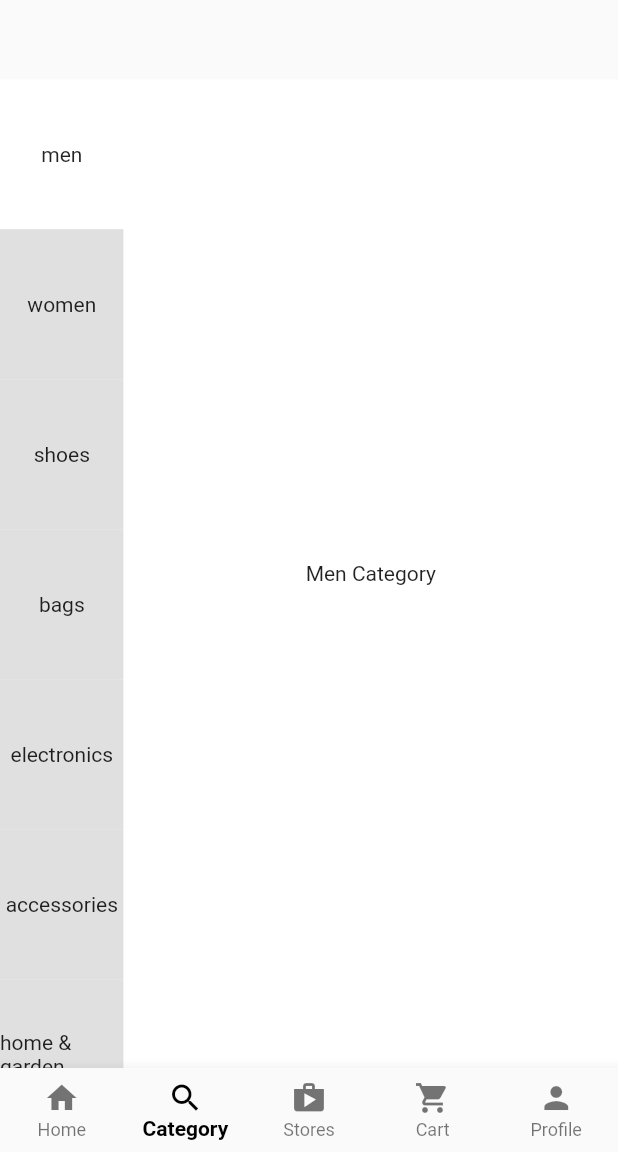
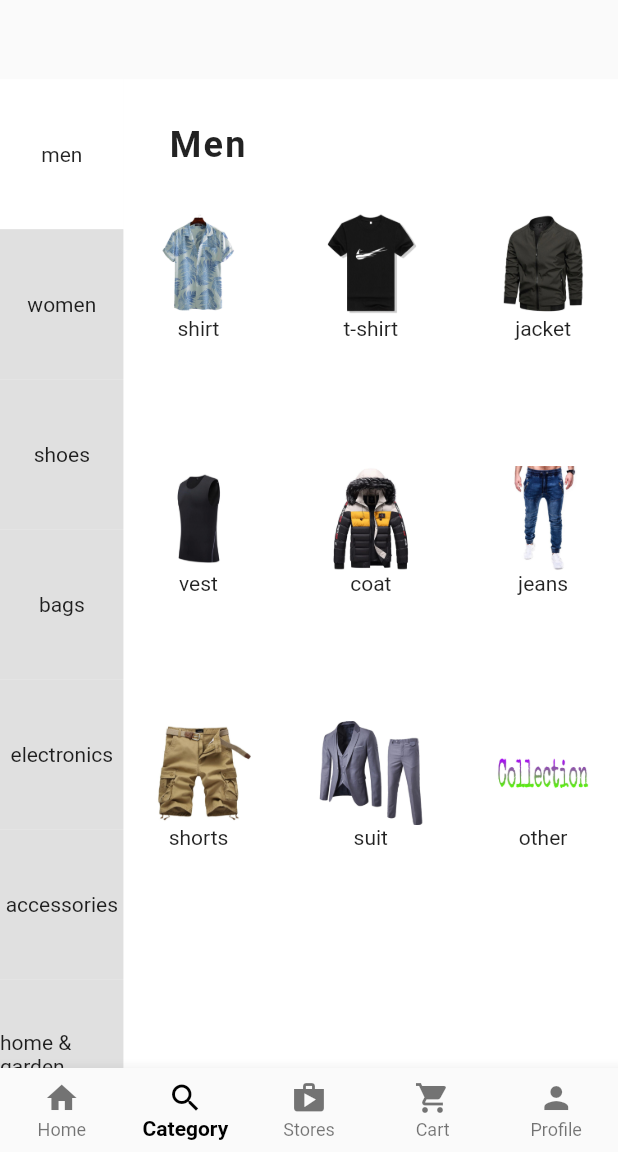
Before and after one commit to rohitbalage/multi_store_app, a Flutter app: the screen it shows after launch, item 2 of the bottom bar chosen, on a phone screen of 412 x 824 dp, the part 84-1236 px from its top. Run offline on Flutter 3.47's test engine with Material 2 defaults, Android fonts, the phone set to English and light mode, and no system bars.

Commit message:
Men Category Grid View Designed

```diff
--- /dev/null
+++ b/lib/categories/man_categ.dart
@@ -0,0 +1,61 @@
+import 'package:flutter/material.dart';
+import 'package:multi_store_app/utilities/categ_list.dart';
+
+// List<String> imagetry = [
+//   'images/try/image0.jpg',
+//   'images/try/image1.jpg',
+//   'images/try/image2.jpg',
+//   'images/try/image3.jpg',
+//   'images/try/image4.jpg',
+// ];
+
+// List<String> labeltry = [
+//   'shirt',
+//   'jeans',
+//   'shoes',
+//   'jackets',
+// ];
+
+class MenCategory extends StatelessWidget {
+  const MenCategory({super.key});
+
+  @override
+  Widget build(BuildContext context) {
+    return Column(
+      crossAxisAlignment: CrossAxisAlignment.start,
+      children: [
+        Padding(
+          padding: const EdgeInsets.all(30.0),
+          child: Text(
+            'Men',
+            style: TextStyle(
+                fontSize: 24, fontWeight: FontWeight.bold, letterSpacing: 1.5),
+          ),
+        ),
+        SizedBox(
+          height: MediaQuery.of(context).size.height * 0.60,
+          child: GridView.count(
+              mainAxisSpacing: 70,
+              crossAxisSpacing: 15,
+              crossAxisCount: 3,
+              children: List.generate(
+                men.length,
+                (index) {
+                  return Column(
+                    children: [
+                      SizedBox(
+                        height: 70,
+                        width: 70,
+                        child: Image(
+                            image: AssetImage('images/men/men$index.jpg')),
+                      ),
+                      Text(men[index])
+                    ],
+                  );
+                },
+              )),
+        ),
+      ],
+    );
+  }
+}
--- a/lib/main_screens/category.dart
+++ b/lib/main_screens/category.dart
@@ -1,4 +1,5 @@
 import 'package:flutter/material.dart';
+import 'package:multi_store_app/categories/man_categ.dart';
 import 'package:multi_store_app/utilities/categ_list.dart';
 import 'package:multi_store_app/widgets/fake_search.dart';
 
@@ -93,7 +94,7 @@ class _CategoryScreenState extends State<CategoryScreen> {
         },
         scrollDirection: Axis.vertical,
         children: const [
-          Center(child: Text('Men Category')),
+          MenCategory(),
           Center(child: Text('Women Category')),
           Center(child: Text('shoes Category')),
           Center(child: Text('bags Category')),
--- a/lib/utilities/categ_list.dart
+++ b/lib/utilities/categ_list.dart
@@ -0,0 +1,36 @@
+List<String> maincateg = [
+  'men',
+  'women',
+  'electronics',
+  'accessories',
+  'shoes',
+  'home & garden',
+  'beauty',
+  'kids',
+  'bags'
+];
+
+List<String> men = [
+  'shirt',
+  't-shirt',
+  'jacket',
+  'vest',
+  'coat',
+  'jeans',
+  'shorts',
+  'suit',
+  'other'
+];
+
+List<String> women = [
+  'dress',
+  '2pcs sets',
+  't-shirt',
+  'top',
+  'skirt',
+  'jeans',
+  'pants',
+  'coats',
+  'jackets',
+  'other'
+];
--- a/pubspec.yaml
+++ b/pubspec.yaml
@@ -63,6 +63,7 @@ flutter:
   assets:
     - images/accessories/
     - images/bags/
+    - images/try/
     - images/beauty/
     - images/electronics/
     - images/homegarden/
```
Also changed, not shown: images/try/image0.jpg (added), images/try/image1.jpg (added), images/try/image2.jpg (added), images/try/image3.jpg (added), images/try/image4.jpg (added), 1 other file.
